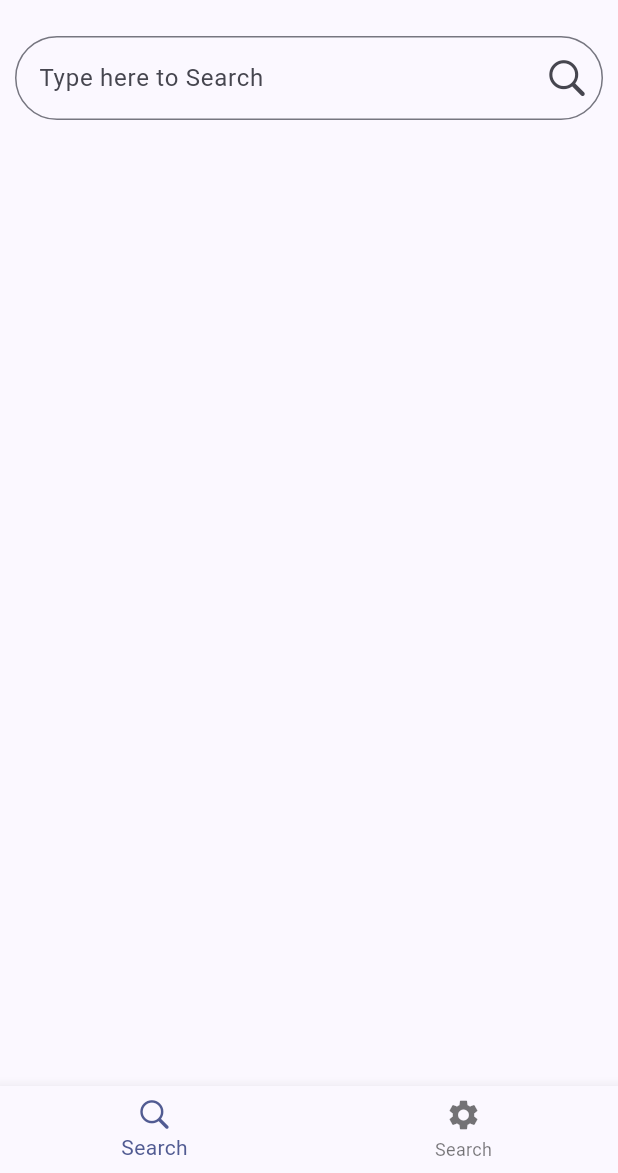
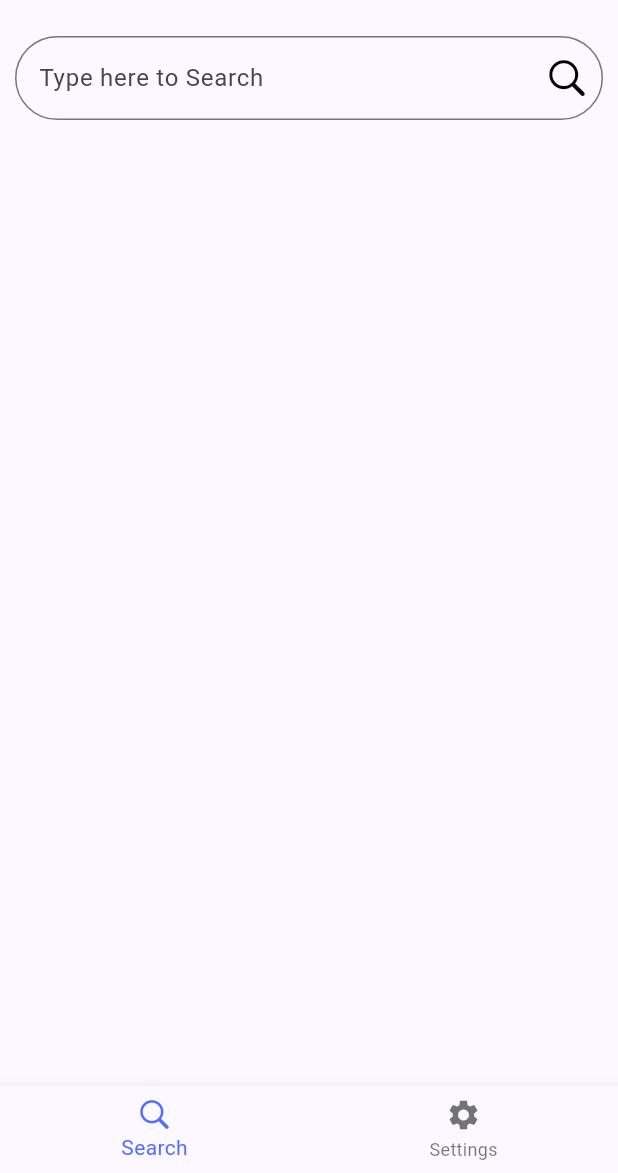
Before and after one commit to rithik20/wallpaper_app, a Flutter app: the screen it shows after launch, on a phone screen of 412 x 824 dp, the part 63-1236 px from its top. Run offline on Flutter 3.47's test engine with Material 2 defaults, Android fonts, the phone set to English and light mode, and no system bars.

Commit message:
added provider dependency

```diff
--- /dev/null
+++ b/lib/business_logic_layer/app_style_provider/style.dart
@@ -0,0 +1,8 @@
+import 'package:flutter/material.dart';
+
+class Style extends ChangeNotifier{
+
+  //search button color
+  Color searchButtonColor = Colors.black;
+
+}
--- a/lib/main.dart
+++ b/lib/main.dart
@@ -1,5 +1,7 @@
 import 'package:flutter/material.dart';
+import 'package:free_wallpaper/business_logic_layer/app_style_provider/style.dart';
 import 'package:free_wallpaper/ui_layer/home_page/home_page.dart';
+import 'package:provider/provider.dart';
 
 void main() {
   runApp(const MyApp());
@@ -11,13 +13,19 @@ class MyApp extends StatelessWidget {
   // This widget is the root of your application.
   @override
   Widget build(BuildContext context) {
-    return MaterialApp(
-      debugShowCheckedModeBanner: false,
-      theme: ThemeData(
-        colorScheme: ColorScheme.fromSeed(seedColor: Colors.indigoAccent),
-        useMaterial3: true,
+    return MultiProvider(
+      ///here we adding our provider dependency injection for global access
+      providers: [
+        ChangeNotifierProvider(create: (context) => Style()),
+      ],
+      child: MaterialApp(
+        debugShowCheckedModeBanner: false,
+        theme: ThemeData(
+          colorScheme: ColorScheme.fromSeed(seedColor: Colors.indigoAccent),
+          useMaterial3: true,
+        ),
+        home: const HomePage(),
       ),
-      home: const HomePage(),
     );
   }
 }
--- a/lib/ui_layer/home_page/home_page.dart
+++ b/lib/ui_layer/home_page/home_page.dart
@@ -1,7 +1,9 @@
 import 'package:flutter/cupertino.dart';
 import 'package:flutter/material.dart';
+import 'package:free_wallpaper/business_logic_layer/app_style_provider/style.dart';
 import 'package:free_wallpaper/ui_layer/home_page/sample_images/sample_images.dart';
 import 'package:free_wallpaper/ui_layer/reusable_widgets/bottom_navigation/bottom_navigation_bar.dart';
+import 'package:provider/provider.dart';
 
 class HomePage extends StatelessWidget {
   const HomePage({super.key});
@@ -11,7 +13,10 @@ class HomePage extends StatelessWidget {
     return Scaffold(
       appBar: AppBar(
         elevation: 0.0,
-        title: const Text("Free Wallpapers", style: TextStyle(fontWeight: FontWeight.bold),),
+        title: const Text(
+          "Free Wallpapers",
+          style: TextStyle(fontWeight: FontWeight.bold),
+        ),
         centerTitle: true,
       ),
       body: Container(
@@ -27,16 +32,21 @@ class HomePage extends StatelessWidget {
               decoration: InputDecoration(
                 hintText: "Type here to Search",
                 suffixIcon: IconButton(
-                  onPressed: (){},
-                    icon: const Icon(CupertinoIcons.search, weight: 25.0, size: 30.0,)),
+                    onPressed: () {},
+                    icon: const Icon(
+                      CupertinoIcons.search,
+                      weight: 25.0,
+                      size: 30.0,
+                    )),
+                suffixIconColor: Provider.of<Style>(context).searchButtonColor,
                 focusedBorder: const OutlineInputBorder(
-                  borderRadius: BorderRadius.all(Radius.circular(30.0))
-                ),
+                    borderRadius: BorderRadius.all(Radius.circular(30.0))),
                 border: const OutlineInputBorder(
-                    borderRadius: BorderRadius.all(Radius.circular(30.0))
-                ),
+                    borderRadius: BorderRadius.all(Radius.circular(30.0))),
+                focusColor: Colors.black
               ),
             ),
+
             ///Showing sample images in a row form
             const SampleImages(),
           ],
--- a/lib/ui_layer/reusable_widgets/bottom_navigation/bottom_navigation_bar.dart
+++ b/lib/ui_layer/reusable_widgets/bottom_navigation/bottom_navigation_bar.dart
@@ -1,14 +1,34 @@
 import 'package:flutter/material.dart';
 import 'package:flutter/cupertino.dart';
+import 'package:free_wallpaper/ui_layer/home_page/home_page.dart';
+import 'package:free_wallpaper/ui_layer/reusable_widgets/bottom_navigation/index_number_state_management.dart';
+import 'package:free_wallpaper/ui_layer/settings/settings.dart';
 
 class BottomNavigation extends StatelessWidget {
   const BottomNavigation({super.key});
 
   @override
   Widget build(BuildContext context) {
-    return BottomNavigationBar(items: const [
-      BottomNavigationBarItem(icon: Icon(CupertinoIcons.search), label: "Search"),
-      BottomNavigationBarItem(icon: Icon(Icons.settings), label: "Search"),
-    ]);
+
+    final IndexNumber indexNumber = IndexNumber();
+
+    return BottomNavigationBar(
+      items: const [
+        BottomNavigationBarItem(
+            icon: Icon(CupertinoIcons.search), label: "Search"),
+        BottomNavigationBarItem(icon: Icon(Icons.settings), label: "Settings"),
+      ],
+      currentIndex: indexNumber.index,
+      selectedItemColor: Colors.indigoAccent,
+      onTap: (value) {
+        indexNumber.changeIndex(value);
+
+        if(indexNumber.index == 0){
+          Navigator.push(context, MaterialPageRoute(builder: (context)=> const HomePage()));
+        }else{
+          Navigator.push(context, MaterialPageRoute(builder: (context)=> const Settings()));
+        }
+      },
+    );
   }
 }
--- /dev/null
+++ b/lib/ui_layer/reusable_widgets/bottom_navigation/index_number_state_management.dart
@@ -0,0 +1,8 @@
+class IndexNumber{
+
+  int index = 0;
+
+  void changeIndex(int indexNumber){
+    index = indexNumber;
+  }
+}
--- a/lib/ui_layer/settings/app_theme/app_theme.dart
+++ b/lib/ui_layer/settings/app_theme/app_theme.dart
@@ -7,6 +7,7 @@ class AppTheme extends StatelessWidget {
   @override
   Widget build(BuildContext context) {
     return Row(
+      mainAxisAlignment: MainAxisAlignment.spaceBetween,
       children: [
         const Text("Dark Mode"),
         Switch(value: false, onChanged:(value){}),
--- a/pubspec.yaml
+++ b/pubspec.yaml
@@ -35,6 +35,7 @@ dependencies:
   # The following adds the Cupertino Icons font to your application.
   # Use with the CupertinoIcons class for iOS style icons.
   cupertino_icons: ^1.0.2
+  provider:
 
 dev_dependencies:
   flutter_test:
```
Also changed, not shown: lib/ui_layer/display_page/display_page.dart (added, +20 -0 lines), lib/ui_layer/settings/settings.dart (+10 -3 lines), pubspec.lock, 1 other file.
